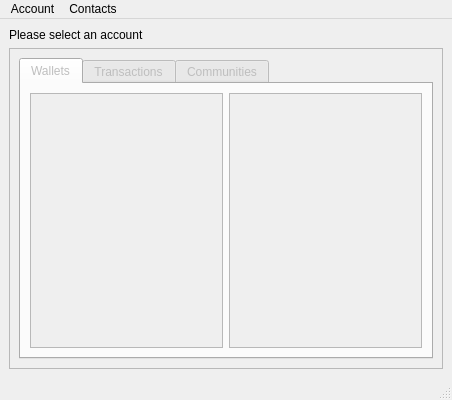
Before: the Qt Designer form res/ui/mainwindow.ui in duniter/sakia, drawn with Qt 5.
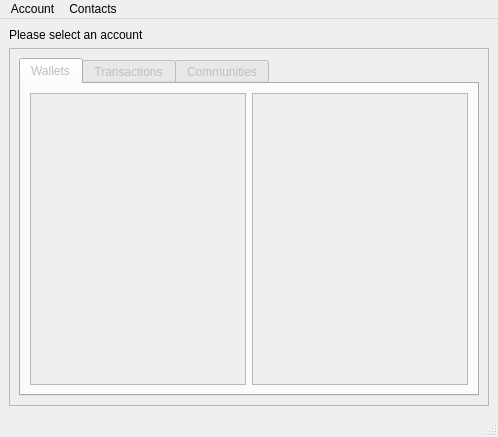
After: the same form once the commit is applied.

The edit to the form file:
```diff
--- a/res/ui/mainwindow.ui
+++ b/res/ui/mainwindow.ui
@@ -6,8 +6,8 @@
    <rect>
     <x>0</x>
     <y>0</y>
-    <width>452</width>
-    <height>400</height>
+    <width>498</width>
+    <height>437</height>
    </rect>
   </property>
   <property name="windowTitle">
@@ -113,7 +113,7 @@
     <rect>
      <x>0</x>
      <y>0</y>
-     <width>452</width>
+     <width>498</width>
      <height>20</height>
     </rect>
    </property>
```
Left out of the diff: 45 changed lines with no effect on the pictures.
